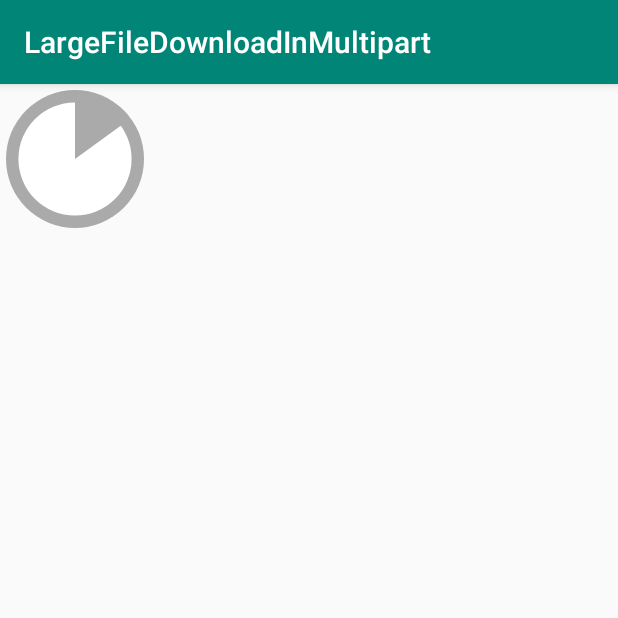
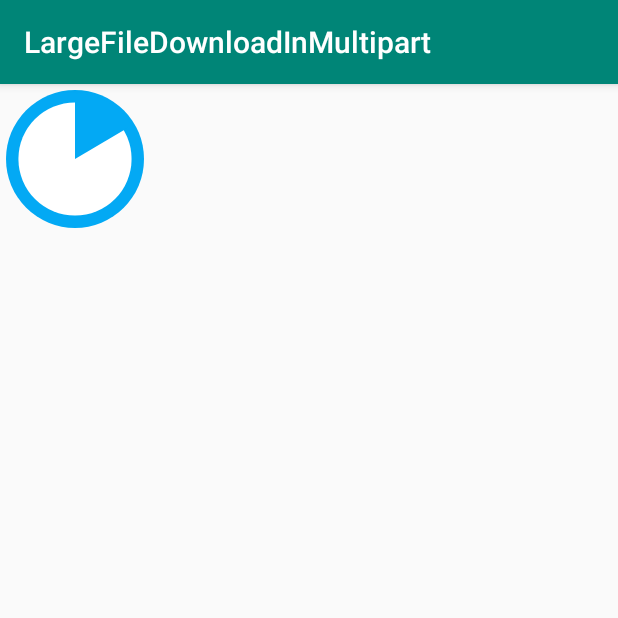
Before and after one commit to arnab-kundu/LargeFileDownloadInMultipart, an Android app: the screen it shows after launch (ProgressIndicatorActivity), on a phone screen of 412 x 824 dp, the top half of it. Run offline under Robolectric (Android 15) with nearby library versions, the phone set to English and light mode, and no system bars.

Commit message:
foreground n background color attribute feature is added in ProgressIndicator

```diff
--- a/app/src/main/java/com/example/largefiledownloadinmultipart/ProgressIndicator.java
+++ b/app/src/main/java/com/example/largefiledownloadinmultipart/ProgressIndicator.java
@@ -2,6 +2,7 @@ package com.example.largefiledownloadinmultipart;
 
 import android.content.Context;
 import android.content.res.Resources;
+import android.content.res.TypedArray;
 import android.graphics.Bitmap;
 import android.graphics.Canvas;
 import android.graphics.Color;
@@ -21,8 +22,8 @@ public class ProgressIndicator extends View {
     private final Paint mPaintBackground = new Paint();
     private final Paint mPaintErase = new Paint();
     private static final Xfermode PORTER_DUFF_CLEAR = new PorterDuffXfermode(PorterDuff.Mode.CLEAR);
-    private int mColorForeground = Color.WHITE;
-    private int mColorBackground = Color.BLACK;
+    private String mColorForeground = "#AAAAAA";//Color.WHITE;
+    private String mColorBackground = "#000000";//Color.BLACK;
     private float mValue;
     private boolean mPieStyle;
     /**
@@ -45,12 +46,17 @@ public class ProgressIndicator extends View {
 
     public ProgressIndicator(Context context, AttributeSet attrs) {
         super(context, attrs);
+        TypedArray values = context.getTheme().obtainStyledAttributes(attrs, R.styleable.ProgressIndicator, 0, 0);
+        if (values.getString(R.styleable.ProgressIndicator_ColorForeground) != null)
+            mColorForeground = values.getString(R.styleable.ProgressIndicator_ColorForeground);
+        if (values.getString(R.styleable.ProgressIndicator_ColorBackground) != null)
+            mColorBackground = values.getString(R.styleable.ProgressIndicator_ColorBackground);
         Resources r = context.getResources();
         float scale = r.getDisplayMetrics().density;
         mPadding = scale * PADDING;
-        mPaintForeground.setColor(mColorForeground);
+        mPaintForeground.setColor(Color.parseColor(mColorForeground));
         mPaintForeground.setAntiAlias(true);
-        mPaintBackground.setColor(mColorBackground);
+        mPaintBackground.setColor(Color.parseColor(mColorBackground));
         mPaintBackground.setAntiAlias(true);
         mPaintErase.setXfermode(PORTER_DUFF_CLEAR);
         mPaintErase.setAntiAlias(true);
@@ -98,9 +104,9 @@ public class ProgressIndicator extends View {
      * Set the foreground color for this indicator. The foreground is the part
      * of the indicator that shows the actual progress
      */
-    public void setForegroundColor(int color) {
+    public void setForegroundColor(String color) {
         this.mColorForeground = color;
-        mPaintForeground.setColor(color);
+        mPaintForeground.setColor(Color.parseColor(color));
         invalidate();
     }
 
@@ -108,9 +114,9 @@ public class ProgressIndicator extends View {
      * Set the background color for this indicator. The background is a dim and subtle
      * part of the indicator that appears below the actual progress
      */
-    public void setBackgroundColor(int color) {
+    public void setBackgroundColor(String color) {
         this.mColorBackground = color;
-        mPaintBackground.setColor(color);
+        mPaintBackground.setColor(Color.parseColor(color));
         invalidate();
     }
 
--- a/app/src/main/java/com/example/largefiledownloadinmultipart/ProgressIndicatorActivity.java
+++ b/app/src/main/java/com/example/largefiledownloadinmultipart/ProgressIndicatorActivity.java
@@ -21,8 +21,8 @@ public class ProgressIndicatorActivity extends AppCompatActivity {
         setContentView(R.layout.activity_progress_indicator);
 
         mProgressIndicator1 = (ProgressIndicator) findViewById(R.id.determinate_progress_indicator1);
-        mProgressIndicator1.setForegroundColor(Color.parseColor("#AAAAAA"));
-        mProgressIndicator1.setBackgroundColor(Color.WHITE);
+        //mProgressIndicator1.setForegroundColor(Color.parseColor("#AAAAAA"));
+        //mProgressIndicator1.setBackgroundColor(Color.WHITE);
         mProgressIndicator1.setPieStyle(true);
         startThread();
     }
@@ -37,6 +37,7 @@ public class ProgressIndicatorActivity extends AppCompatActivity {
                 update = 0;
                 while (update <= max) {
                     update += 0.005;
+                    //Log.d("msg", "run: "+update);
                     updateProgressIndicatorValue();
                     try {
                         Thread.sleep(100);
--- a/app/src/main/res/layout/activity_progress_indicator.xml
+++ b/app/src/main/res/layout/activity_progress_indicator.xml
@@ -9,6 +9,8 @@
     <com.example.largefiledownloadinmultipart.ProgressIndicator
         android:id="@+id/determinate_progress_indicator1"
         android:layout_width="100dp"
+        app:ColorForeground="#03A9F4"
+        app:ColorBackground="#FFFFFF"
         android:layout_height="100dp"
         app:layout_constraintStart_toStartOf="parent"
         app:layout_constraintTop_toTopOf="parent" />
```
Also changed, not shown: app/src/main/res/values/attrs.xml (added, +7 -0 lines).
